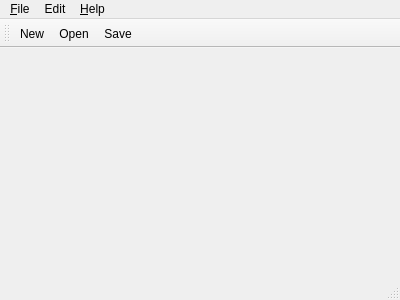
thunder422/ibcp, file mainwindow.ui: the form before one commit.
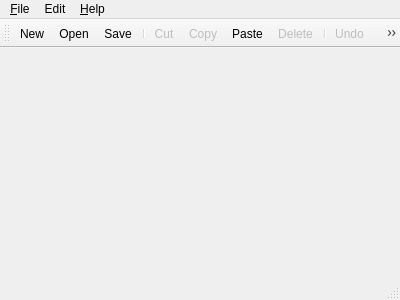
The form after the commit. Icons and pictures are not drawn.

Commit message: added tool bar buttons for the edit actions

The edit to the form file:
```diff
--- a/mainwindow.ui
+++ b/mainwindow.ui
@@ -90,6 +90,14 @@
    <addaction name="actionNew"/>
    <addaction name="actionOpen"/>
    <addaction name="actionSave"/>
+   <addaction name="separator"/>
+   <addaction name="actionCut"/>
+   <addaction name="actionCopy"/>
+   <addaction name="actionPaste"/>
+   <addaction name="actionDelete"/>
+   <addaction name="separator"/>
+   <addaction name="actionUndo"/>
+   <addaction name="actionRedo"/>
   </widget>
   <widget class="QStatusBar" name="statusBar"/>
   <action name="actionNew">
```
